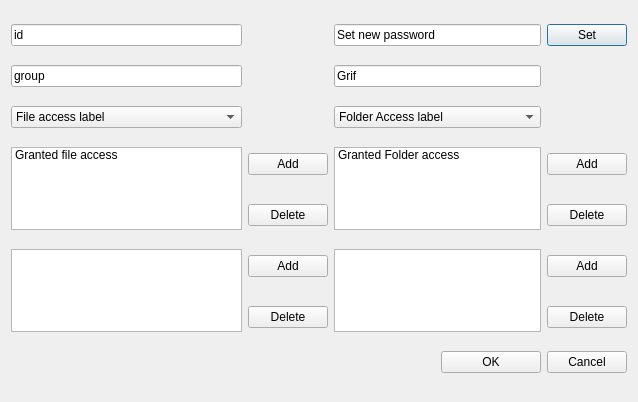
Before: the Qt Designer form edituser.ui in vk2231/VK, drawn with Qt 5.
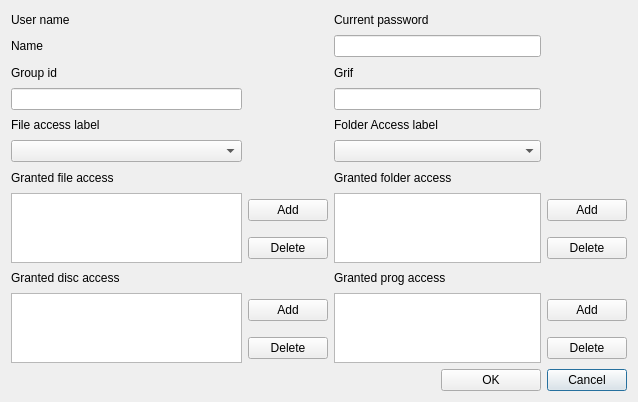
After: the same form once the commit is applied.

What changed in the file:
```diff
--- a/edituser.ui
+++ b/edituser.ui
@@ -14,153 +14,192 @@
    <string>Editing user N</string>
   </property>
   <layout class="QGridLayout" name="gridLayout">
-   <item row="0" column="0">
-    <widget class="QLineEdit" name="lineEdit">
-     <property name="text">
-      <string>id</string>
-     </property>
-    </widget>
-   </item>
-   <item row="0" column="2" colspan="2">
+   <item row="1" column="2" colspan="2">
     <widget class="QLineEdit" name="lineEdit_2">
      <property name="text">
-      <string>Set new password</string>
+      <string/>
      </property>
     </widget>
    </item>
-   <item row="0" column="4">
-    <widget class="QPushButton" name="pushButton_3">
-     <property name="text">
-      <string>Set</string>
-     </property>
-    </widget>
-   </item>
-   <item row="1" column="0">
+   <item row="3" column="0">
     <widget class="QLineEdit" name="lineEdit_3">
      <property name="text">
-      <string>group</string>
+      <string/>
      </property>
     </widget>
    </item>
-   <item row="1" column="2" colspan="2">
+   <item row="3" column="2" colspan="2">
     <widget class="QLineEdit" name="lineEdit_4">
      <property name="text">
-      <string>Grif</string>
+      <string/>
      </property>
     </widget>
    </item>
-   <item row="2" column="0">
-    <widget class="QComboBox" name="comboBox">
-     <item>
-      <property name="text">
-       <string>File access label</string>
-      </property>
-     </item>
-    </widget>
+   <item row="5" column="0">
+    <widget class="QComboBox" name="comboBox"/>
    </item>
-   <item row="2" column="2" colspan="2">
-    <widget class="QComboBox" name="comboBox_2">
-     <item>
-      <property name="text">
-       <string>Folder Access label</string>
-      </property>
-     </item>
-    </widget>
+   <item row="5" column="2" colspan="2">
+    <widget class="QComboBox" name="comboBox_2"/>
    </item>
-   <item row="3" column="0" rowspan="2">
-    <widget class="QListWidget" name="listWidget">
-     <item>
-      <property name="text">
-       <string>Granted file access</string>
-      </property>
-     </item>
-    </widget>
+   <item row="7" column="2" rowspan="2" colspan="2">
+    <widget class="QListWidget" name="listWidget_2"/>
    </item>
-   <item row="3" column="2" rowspan="2" colspan="2">
-    <widget class="QListWidget" name="listWidget4">
-     <item>
-      <property name="text">
-       <string>Granted Folder access</string>
-      </property>
-     </item>
-    </widget>
-   </item>
-   <item row="8" column="4">
+   <item row="12" column="4">
     <widget class="QPushButton" name="pushButton_2">
      <property name="text">
       <string>Cancel</string>
      </property>
     </widget>
    </item>
-   <item row="6" column="0" rowspan="2">
-    <widget class="QListWidget" name="listWidget3"/>
+   <item row="10" column="0" rowspan="2">
+    <widget class="QListWidget" name="listWidget_3"/>
    </item>
-   <item row="6" column="2" rowspan="2" colspan="2">
-    <widget class="QListWidget" name="listWidget2"/>
+   <item row="10" column="2" rowspan="2" colspan="2">
+    <widget class="QListWidget" name="listWidget_4"/>
    </item>
-   <item row="3" column="1">
+   <item row="7" column="1">
     <widget class="QPushButton" name="pushButton_4">
      <property name="text">
       <string>Add</string>
      </property>
     </widget>
    </item>
-   <item row="4" column="1">
+   <item row="8" column="1">
     <widget class="QPushButton" name="pushButton_5">
      <property name="text">
       <string>Delete</string>
      </property>
     </widget>
    </item>
-   <item row="6" column="1">
+   <item row="10" column="1">
     <widget class="QPushButton" name="pushButton_8">
      <property name="text">
       <string>Add</string>
      </property>
     </widget>
    </item>
-   <item row="7" column="1">
+   <item row="11" column="1">
     <widget class="QPushButton" name="pushButton_9">
      <property name="text">
       <string>Delete</string>
      </property>
     </widget>
    </item>
-   <item row="6" column="4">
+   <item row="10" column="4">
     <widget class="QPushButton" name="pushButton_10">
      <property name="text">
       <string>Add</string>
      </property>
     </widget>
    </item>
-   <item row="3" column="4">
+   <item row="7" column="4">
     <widget class="QPushButton" name="pushButton_7">
      <property name="text">
       <string>Add</string>
      </property>
     </widget>
    </item>
-   <item row="4" column="4">
+   <item row="8" column="4">
     <widget class="QPushButton" name="pushButton_6">
      <property name="text">
       <string>Delete</string>
      </property>
     </widget>
    </item>
-   <item row="7" column="4">
+   <item row="11" column="4">
     <widget class="QPushButton" name="pushButton_11">
      <property name="text">
       <string>Delete</string>
      </property>
     </widget>
    </item>
-   <item row="8" column="3">
+   <item row="12" column="3">
     <widget class="QPushButton" name="pushButton">
      <property name="text">
       <string>OK</string>
      </property>
     </widget>
    </item>
+   <item row="1" column="0">
+    <widget class="QLabel" name="label">
+     <property name="text">
+      <string>Name</string>
+     </property>
+    </widget>
+   </item>
+   <item row="0" column="0">
+    <widget class="QLabel" name="label_2">
+     <property name="text">
+      <string>User name</string>
+     </property>
+    </widget>
+   </item>
+   <item row="0" column="2" colspan="2">
+    <widget class="QLabel" name="label_3">
+     <property name="text">
+      <string>Current password</string>
+     </property>
+    </widget>
+   </item>
+   <item row="2" column="0">
+    <widget class="QLabel" name="label_4">
+     <property name="text">
+      <string>Group id </string>
+     </property>
+    </widget>
+   </item>
+   <item row="2" column="2" colspan="2">
+    <widget class="QLabel" name="label_5">
+     <property name="text">
+      <string>Grif</string>
+     </property>
+    </widget>
+   </item>
+   <item row="7" column="0" rowspan="2">
+    <widget class="QListWidget" name="listWidget"/>
+   </item>
+   <item row="4" column="0">
+    <widget class="QLabel" name="label_6">
+     <property name="text">
+      <string>File access label</string>
+     </property>
+    </widget>
+   </item>
+   <item row="4" column="2" colspan="2">
+    <widget class="QLabel" name="label_7">
+     <property name="text">
+      <string>Folder Access label</string>
+     </property>
+    </widget>
+   </item>
+   <item row="6" column="0">
+    <widget class="QLabel" name="label_8">
+     <property name="text">
+      <string>Granted file access</string>
+     </property>
+    </widget>
+   </item>
+   <item row="6" column="2" colspan="2">
+    <widget class="QLabel" name="label_9">
+     <property name="text">
+      <string>Granted folder access</string>
+     </property>
+    </widget>
+   </item>
+   <item row="9" column="0">
+    <widget class="QLabel" name="label_10">
+     <property name="text">
+      <string>Granted disc access</string>
+     </property>
+    </widget>
+   </item>
+   <item row="9" column="2" colspan="2">
+    <widget class="QLabel" name="label_11">
+     <property name="text">
+      <string>Granted prog access</string>
+     </property>
+    </widget>
+   </item>
   </layout>
  </widget>
  <resources/>
```
